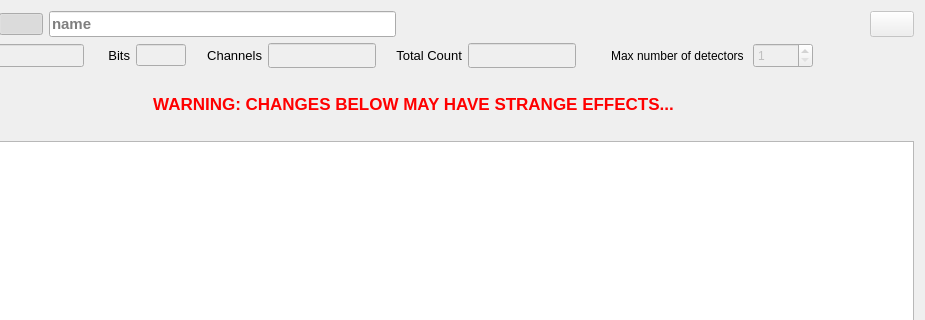
Qt form gui/daq/dialog_spectrum.ui (usnistgov/qpx-gamma) before a commit; both pictures show x 98 to 1023 and y 0 to 320 of the 1023 by 688 pixel window.
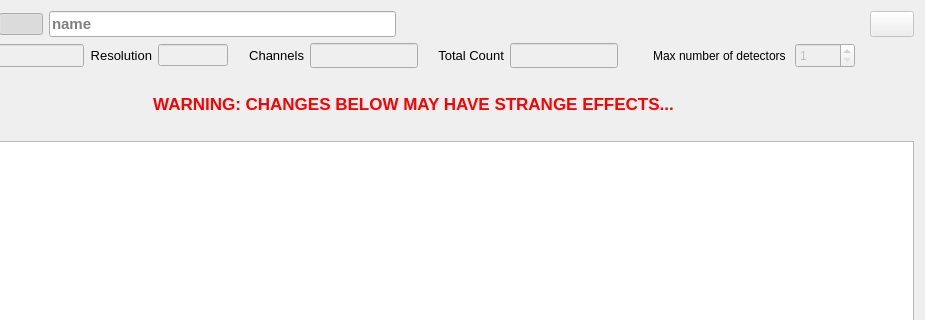
The same form after that commit. Icons and pictures are not drawn.

The edit to the form file:
```diff
--- a/gui/daq/dialog_spectrum.ui
+++ b/gui/daq/dialog_spectrum.ui
@@ -442,13 +442,13 @@
       <widget class="QLabel" name="label_3">
        <property name="minimumSize">
         <size>
-         <width>40</width>
+         <width>60</width>
          <height>25</height>
         </size>
        </property>
        <property name="maximumSize">
         <size>
-         <width>40</width>
+         <width>69</width>
          <height>16777215</height>
         </size>
        </property>
@@ -458,7 +458,7 @@
         </font>
        </property>
        <property name="text">
-        <string>Bits</string>
+        <string>Resolution</string>
        </property>
        <property name="alignment">
         <set>Qt::AlignRight|Qt::AlignTrailing|Qt::AlignVCenter</set>
@@ -478,13 +478,13 @@
        </property>
        <property name="minimumSize">
         <size>
-         <width>50</width>
+         <width>70</width>
          <height>0</height>
         </size>
        </property>
        <property name="maximumSize">
         <size>
-         <width>50</width>
+         <width>70</width>
          <height>16777215</height>
         </size>
        </property>
```
